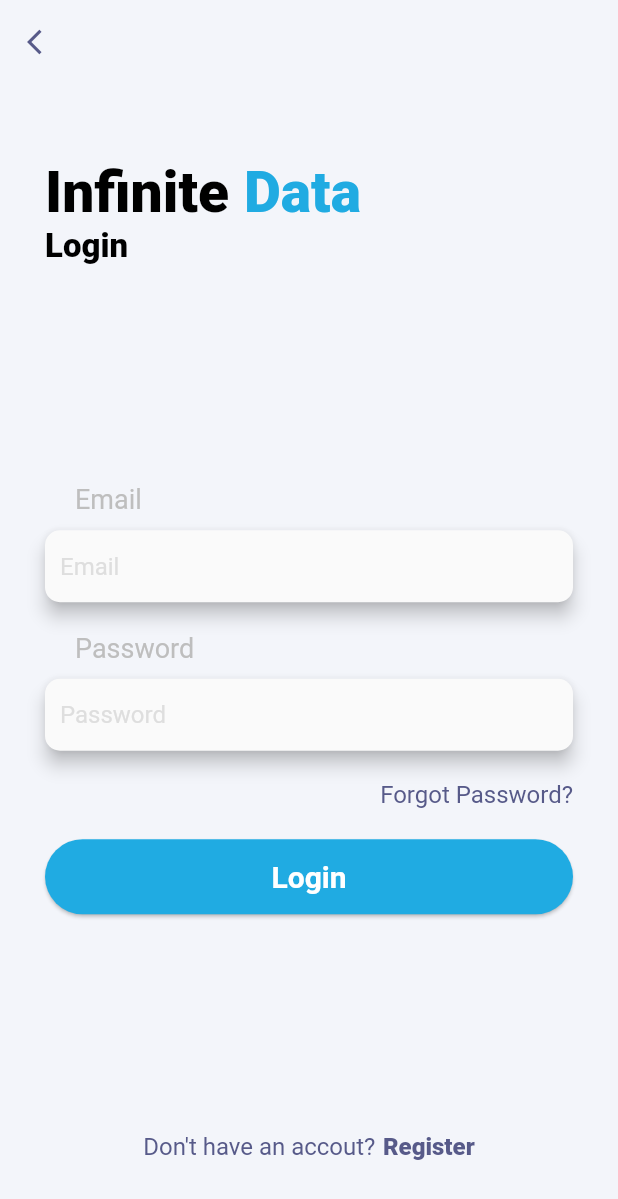
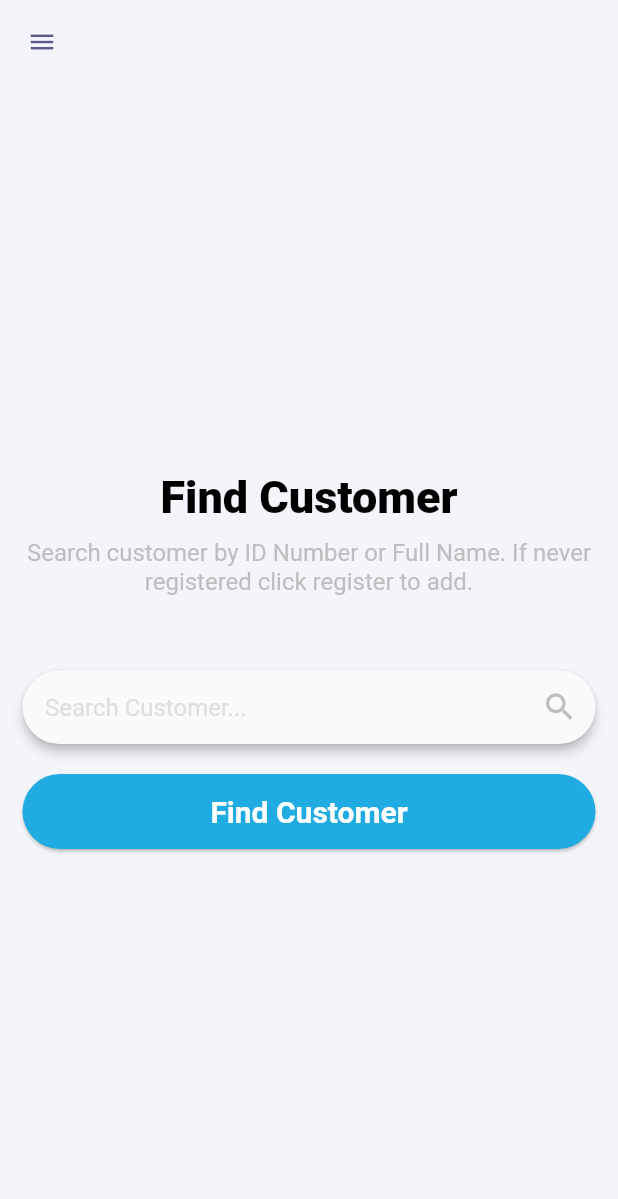
Before and after one commit to masibulelemgoqi/infinite_data, a Flutter app: the Login screen opened directly, after a tap on "Login", on a phone screen of 412 x 824 dp. Shown: the top 1199 px of the screen. Run offline on Flutter 3.47's test engine with Material 2 defaults, Android fonts, the phone set to English and light mode, and no system bars; our stand-ins replace google_fonts, simple_animations.

Commit message:
Search Results page

```diff
--- a/lib/views/auth/login.dart
+++ b/lib/views/auth/login.dart
@@ -5,6 +5,7 @@ import 'package:google_fonts/google_fonts.dart';
 import 'package:infinite_data/animations/fade_animation.dart';
 import 'package:infinite_data/helpers/helper.dart';
 import 'package:infinite_data/views/auth/register.dart';
+import 'package:infinite_data/views/search_home.dart';
 import 'package:infinite_data/views/widgets/create_input.dart';
 
 class Login extends StatefulWidget {
@@ -130,7 +131,7 @@ class _LoginState extends State<Login> {
                       onPressed: () {
                         Navigator.push(
                           context,
-                          MaterialPageRoute(builder: (context) => Login()),
+                          MaterialPageRoute(builder: (context) => SearchHome()),
                         );
                       },
                       shape: RoundedRectangleBorder(
--- /dev/null
+++ b/lib/views/search_home.dart
@@ -0,0 +1,120 @@
+import 'package:flutter/material.dart';
+import 'package:google_fonts/google_fonts.dart';
+import 'package:infinite_data/animations/fade_animation.dart';
+import 'package:infinite_data/helpers/helper.dart';
+import 'package:infinite_data/views/search_results.dart';
+
+class SearchHome extends StatefulWidget {
+  @override
+  _SearchHomeState createState() => _SearchHomeState();
+}
+
+class _SearchHomeState extends State<SearchHome> {
+  @override
+  Widget build(BuildContext context) {
+    return Scaffold(
+      backgroundColor: backgroundColor,
+      appBar: AppBar(
+        elevation: 0,
+        brightness: Brightness.light,
+        backgroundColor: backgroundColor,
+        leading: IconButton(
+          onPressed: () {},
+          icon: Icon(
+            Icons.menu,
+            size: 20.0,
+            color: darkColor,
+          ),
+        ),
+      ),
+      body: Container(
+        height: MediaQuery.of(context).size.height,
+        padding: const EdgeInsets.symmetric(horizontal: 15.0),
+        child: Column(
+          crossAxisAlignment: CrossAxisAlignment.stretch,
+          mainAxisAlignment: MainAxisAlignment.center,
+          children: [
+            FadeAnimation(
+              0.8,
+              Text(
+                'Find Customer',
+                textAlign: TextAlign.center,
+                style: GoogleFonts.roboto(
+                  textStyle: TextStyle(
+                    fontSize: 30,
+                    fontWeight: FontWeight.w900,
+                    color: Colors.black,
+                  ),
+                ),
+              ),
+            ),
+            SizedBox(height: 10.0),
+            FadeAnimation(
+              1,
+              Text(
+                'Search customer by ID Number or Full Name. If never registered click register to add.',
+                textAlign: TextAlign.center,
+                style: GoogleFonts.roboto(
+                  textStyle: TextStyle(
+                    fontSize: 16,
+                    fontWeight: FontWeight.w400,
+                    color: textColor,
+                  ),
+                ),
+              ),
+            ),
+            SizedBox(height: 50.0),
+            FadeAnimation(
+              1.2,
+              Material(
+                elevation: 3,
+                borderRadius: BorderRadius.circular(50.0),
+                child: TextFormField(
+                  decoration: InputDecoration(
+                    contentPadding: const EdgeInsets.all(15.0),
+                    fillColor: Colors.white,
+                    hintText: 'Search Customer...',
+                    hintStyle: TextStyle(color: hintColor),
+                    border: InputBorder.none,
+                    suffixIcon: Icon(
+                      Icons.search,
+                      color: textColor,
+                    ),
+                  ),
+                ),
+              ),
+            ),
+            SizedBox(height: 20.0),
+            FadeAnimation(
+              1.4,
+              MaterialButton(
+                height: 50.0,
+                elevation: 1,
+                color: mainBlue,
+                onPressed: () {
+                  Navigator.push(
+                    context,
+                    MaterialPageRoute(builder: (context) => SearchResults()),
+                  );
+                },
+                shape: RoundedRectangleBorder(
+                  borderRadius: BorderRadius.circular(50.0),
+                ),
+                child: Text(
+                  'Find Customer',
+                  style: GoogleFonts.roboto(
+                    textStyle: TextStyle(
+                      fontSize: 20,
+                      fontWeight: FontWeight.w700,
+                      color: Colors.white,
+                    ),
+                  ),
+                ),
+              ),
+            ),
+          ],
+        ),
+      ),
+    );
+  }
+}
```
Also changed, not shown: lib/views/search_results.dart (added, +118 -0 lines).
